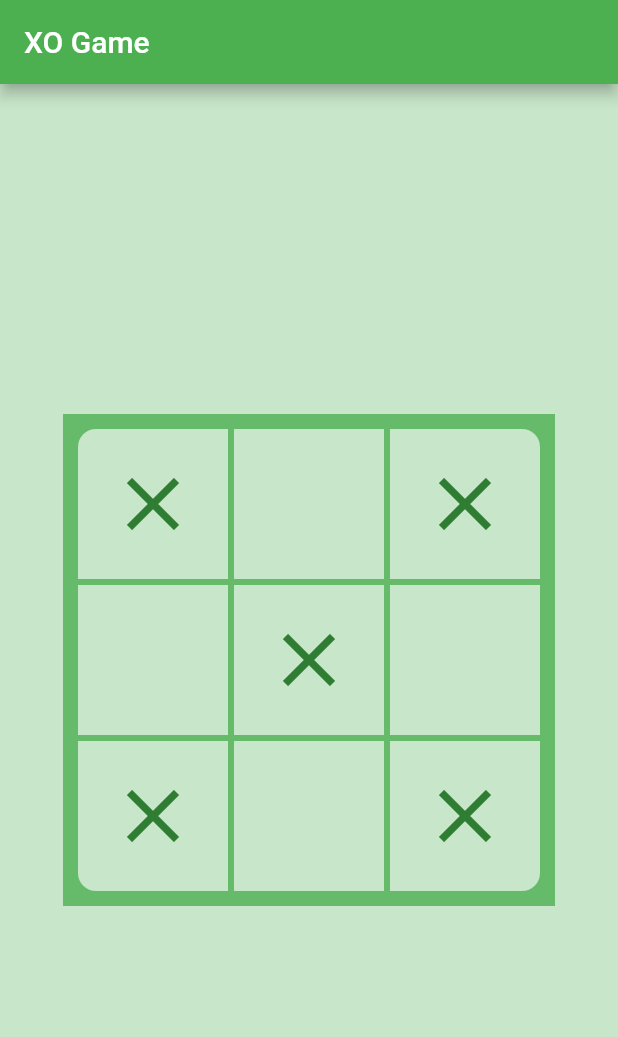
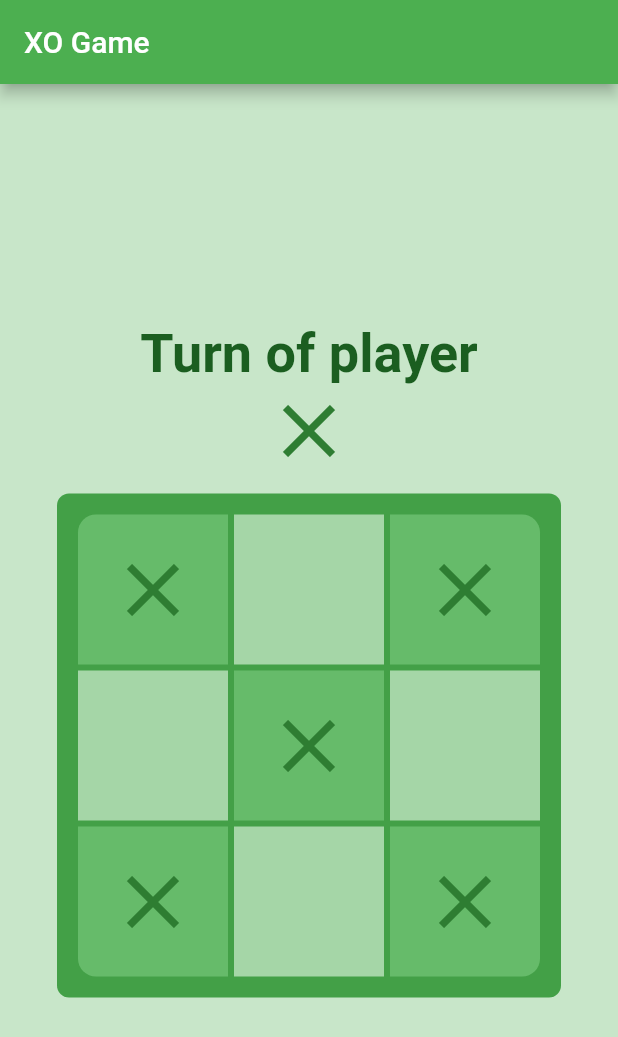
Before and after one commit to savepong/tic_tac_toe, a Flutter app: the screen it shows after launch, on a phone screen of 412 x 824 dp. Shown: the top 1037 px of the screen. Run offline on Flutter 3.47's test engine with Material 2 defaults, Android fonts, the phone set to English and light mode, and no system bars.

```diff
--- a/lib/main.dart
+++ b/lib/main.dart
@@ -25,16 +25,29 @@ class MyHomePage extends StatefulWidget {
 }
 
 class _MyHomePageState extends State<MyHomePage> {
+
   static const double RADIUS_CORNER = 12;
   static const int NONE = 0;
   static const int VALUE_X = 1;
   static const int VALUE_O = 2;
 
+  // Game Theme
+  Color colorBorder = Colors.green[600];
+  Color colorBackground = Colors.green[100];
+  Color colorBackgroundChannelNone = Colors.green[200];
+  Color colorBackgroundChannelValueX = Colors.green[400];
+  Color colorBackgroundChannelValueO = Colors.green[400];
+  Color colorChannelIcon = Colors.green[800];
+  Color colorTextCurrentTurn = Colors.green[900];
+
+  // Game Status
   List<List<int>> channelStatus = [
     [VALUE_X, NONE, VALUE_X],
     [NONE, VALUE_X, NONE],
     [VALUE_X, NONE, VALUE_X],
   ];
+
+  int currentTurn = VALUE_X;
 
   @override
   Widget build(BuildContext context) {
@@ -43,92 +56,273 @@ class _MyHomePageState extends State<MyHomePage> {
         title: Text(widget.title)
       ),
       body: Container(constraints: BoxConstraints.expand(),
-        color: Colors.green[100],
+        color: colorBackground,
         child: Center(
-          child: Container(color: Colors.green[400],
-            padding: EdgeInsets.all(8),
+          child: Column(
+            mainAxisSize: MainAxisSize.min,
+            children: <Widget>[
+              Text("Turn of player",
+                style: TextStyle(
+                  fontSize: 36,
+                  color: colorTextCurrentTurn,
+                  fontWeight: FontWeight.bold
+                )
+              ),
+              Icon(getIconFromStatus(currentTurn), size: 60, color: colorChannelIcon),
+              Container(
+                margin: EdgeInsets.only(top: 12),
+                decoration: BoxDecoration(
+                  color: colorBorder,
+                  borderRadius: BorderRadius.all(Radius.circular(8))
+                ),
+                padding: EdgeInsets.all(12),
                 child: Column(
                   mainAxisSize: MainAxisSize.min,
                   mainAxisAlignment: MainAxisAlignment.center,
                   children: <Widget>[
-                Row(mainAxisSize: MainAxisSize.min,
+                    Row(
+                      mainAxisSize: MainAxisSize.min,
                       mainAxisAlignment: MainAxisAlignment.center,
-                  children: <Widget>[
-                    buildChannel(RADIUS_CORNER, 0, 0, 0, channelStatus[0][0]),
-                    buildChannel(0, 0, 0, 0, channelStatus[0][1]),
-                    buildChannel(0, RADIUS_CORNER, 0, 0, channelStatus[0][2]),
+                      children: buildRowChannel(0)
+                    ),
+                    Row(
+                      mainAxisSize: MainAxisSize.min,
+                      mainAxisAlignment: MainAxisAlignment.center,
+                      children: buildRowChannel(1)
+                    ),
+                    Row(
+                      mainAxisSize: MainAxisSize.min,
+                      mainAxisAlignment: MainAxisAlignment.center,
+                      children: buildRowChannel(2)
+                    ),
+                  ]
+                )
+              )
             ],
-                ),
-                Row(mainAxisSize: MainAxisSize.min,
-                  mainAxisAlignment: MainAxisAlignment.center,
-                  children: <Widget>[
-                    buildChannel(0, 0, 0, 0, channelStatus[1][0]),
-                    buildChannel(0, 0, 0, 0, channelStatus[1][1]),
-                    buildChannel(0, 0, 0, 0, channelStatus[1][2]),
-                  ],
-                ),
-                Row(mainAxisSize: MainAxisSize.min,
-                  mainAxisAlignment: MainAxisAlignment.center,
-                  children: <Widget>[
-                    buildChannel(0, 0, RADIUS_CORNER, 0, channelStatus[2][0]),
-                    buildChannel(0, 0, 0, 0, channelStatus[2][1]),
-                    buildChannel(0, 0, 0, RADIUS_CORNER, channelStatus[2][2]),
-                  ],
-                ),
-              ],
-            )
           )
         )
       )
     );
   }
+
+
+  List<Widget> buildRowChannel(int row) {
+    List<Widget> listWidget = List();
+    for (int col = 0; col < 3; col++) {
+      double tlRadius = row == 0 && col == 0 ? RADIUS_CORNER : 0;
+      double trRadius = row == 0 && col == 2 ? RADIUS_CORNER : 0;
+      double blRadius = row == 2 && col == 0 ? RADIUS_CORNER : 0;
+      double brRadius = row == 2 && col == 2 ? RADIUS_CORNER : 0;
+      Widget widget = buildChannel(
+        row,
+        col,
+        tlRadius,
+        trRadius,
+        blRadius,
+        brRadius,
+        channelStatus[row][col]);
+      listWidget.add(widget);
+    }
+    return listWidget;
   }
 
-Container buildChannel(
+Widget buildChannel(
+  int row,
+  int col,
   double tlRadius,
   double trRadius,
   double blRadius,
   double brRadius,
-    int status
-  ) =>
-  Container(
+  int status) =>
+  GestureDetector(onTap: () => onChannelPressed(row, col),
+    child: Container(
       margin: EdgeInsets.all(2),
       width: 100,
       height: 100,
       decoration: BoxDecoration(
-      color: Colors.green[100],
+        color: getBackgroundChannelFromStatus(status),
         borderRadius: BorderRadius.only(
           topLeft: Radius.circular(tlRadius),
           topRight: Radius.circular(trRadius),
           bottomLeft: Radius.circular(blRadius),
-        bottomRight: Radius.circular(brRadius)
-      )
-    ),
-    child: Icon(getIconFromStatus(status), size: 60, color: Colors.green[800])
+          bottomRight: Radius.circular(brRadius))),
+      child: Icon(getIconFromStatus(status), size: 60, color: colorChannelIcon))
   );
 
   IconData getIconFromStatus(int status) {
-    if (status == 1) {
+    if (status == VALUE_X) {
       return Icons.close;
-    } else if (status == 2) {
+    } else if (status == VALUE_O) {
       return Icons.radio_button_unchecked;
     }
     return null;
   }
 
-  Color colorBorder = Colors.green[600];
-  Color colorBackground = Colors.green[100];
-  Color colorBackgroundChannelNone = Colors.green[200];
-  Color colorBackgroundChannelValueX = Colors.green[400];
-  Color colorBackgroundChannelValueO = Colors.green[400];
-  Color colorChannelIcon = Colors.green[800];
-
-
   Color getBackgroundChannelFromStatus(int status) {
-    if (status == 1) {
+    if (status == VALUE_X) {
       return colorBackgroundChannelValueX;
-    } else if (status == 2) {
+    } else if (status == VALUE_O) {
       return colorBackgroundChannelValueO;
     }
     return colorBackgroundChannelNone;
   }
+
+  onChannelPressed(int row, int col) {
+    if (channelStatus[row][col] == NONE) {
+      setState(() {
+        channelStatus[row][col] = currentTurn;
+
+        if (isGameEndedByWin()) {
+          showEndGameDialog(currentTurn);
+        } else {
+          if(isGameEndedByDraw()){
+            showEndGameByDrawDialog();
+          } else {
+            switchPlayer();
+          }
+        }
+      });
+    }
+  }
+
+  void switchPlayer() {
+    setState(() {
+      if (currentTurn == VALUE_X) {
+        currentTurn = VALUE_O;
+      } else if (currentTurn == VALUE_O) {
+        currentTurn = VALUE_X;
+      }
+    });
+  }
+
+  bool isGameEndedByDraw() {
+    for (int row = 0; row < 3; row++) {
+      for (int col = 0; col < 3; col++) {
+        if(channelStatus[row][col] == NONE){
+          return false;
+        }
+      }
+    }
+    return true;
+  }
+
+  bool isGameEndedByWin() {
+    // check vertical
+    for (int col = 0; col < 3; col++) {
+      if (
+        channelStatus[0][col] != NONE
+        && channelStatus[0][col] == channelStatus[1][col]
+        && channelStatus[1][col] == channelStatus[2][col]
+      ) {
+        return true;
+      }
+    }
+
+    // check horizontal
+    for (int row = 0; row < 3; row++) {
+      if (
+        channelStatus[row][0] != NONE
+        && channelStatus[row][0] == channelStatus[row][1]
+        && channelStatus[row][1] == channelStatus[row][2]
+      ) {
+        return true;
+      }
+    }
+
+    // check cross left to right.
+    if (channelStatus[0][0] != NONE
+      && channelStatus[0][0] == channelStatus[1][1]
+      && channelStatus[1][1] == channelStatus[2][2]
+    ) {
+      return true;
+    }
+
+    // check cross right to left.
+    if (channelStatus[0][2] != NONE
+      && channelStatus[0][2] == channelStatus[1][1]
+      && channelStatus[1][1] == channelStatus[2][0]
+    ){
+      return true;
+    }
+
+    return false;
+  }
+
+  void showEndGameDialog(int winner) {
+    // flutter defined function
+    showDialog(
+      context: context,
+      builder: (BuildContext context) {
+        // return object of type Dialog
+        return AlertDialog(
+          content: Column(mainAxisSize: MainAxisSize.min,
+            children: <Widget>[
+              Text("The winner is", style: TextStyle(
+                fontSize: 32,
+                color: colorTextCurrentTurn,
+                fontWeight: FontWeight.bold)),
+              Icon(getIconFromStatus(currentTurn),
+                size: 60,
+                color: colorChannelIcon),
+              RaisedButton(padding: EdgeInsets.symmetric(horizontal: 18, vertical: 6),
+                color: Colors.yellow[800],
+                child: Text("Play again",
+                  style: TextStyle(
+                    fontSize: 22,
+                    color: Colors.white,
+                    fontWeight: FontWeight.bold)),
+                onPressed: () {
+                  playAgain();
+                  Navigator.of(context).pop();
+                },
+              )
+            ]
+          )
+        );
+      },
+    );
+  }
+
+  void showEndGameByDrawDialog() {
+    // flutter defined function
+    showDialog(
+      context: context,
+      builder: (BuildContext context) {
+        // return object of type Dialog
+        return AlertDialog(
+            content: Column(mainAxisSize: MainAxisSize.min,
+                children: <Widget>[
+                  Text("Draw", style: TextStyle(
+                      fontSize: 32,
+                      color: colorTextCurrentTurn,
+                      fontWeight: FontWeight.bold)),
+                  RaisedButton(padding: EdgeInsets.symmetric(horizontal: 18, vertical: 6),
+                    color: Colors.yellow[800],
+                    child: Text("Play again",
+                        style: TextStyle(
+                            fontSize: 22,
+                            color: Colors.white,
+                            fontWeight: FontWeight.bold)),
+                    onPressed: () {
+                      playAgain();
+                      Navigator.of(context).pop();
+                    },
+                  )
+                ])
+        );
+      },
+    );
+  }
+
+  playAgain() {
+    setState(() {
+      currentTurn = VALUE_X;
+      channelStatus = [
+        [NONE, NONE, NONE],
+        [NONE, NONE, NONE],
+        [NONE, NONE, NONE],
+      ];
+    });
+  }
+
+}
```
Lines whose indentation alone changed are shown as unchanged.
